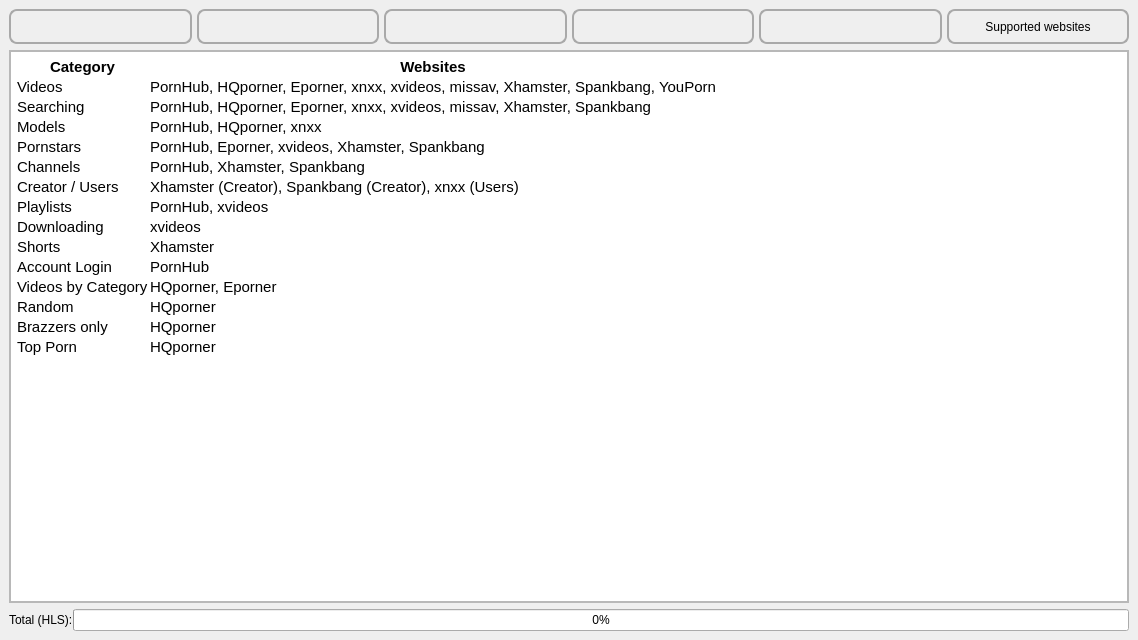
Before: the Qt Designer form src/frontend/UI/form_main_window.ui in EchterAlsFake/Porn_Fetch, drawn with Qt 5.
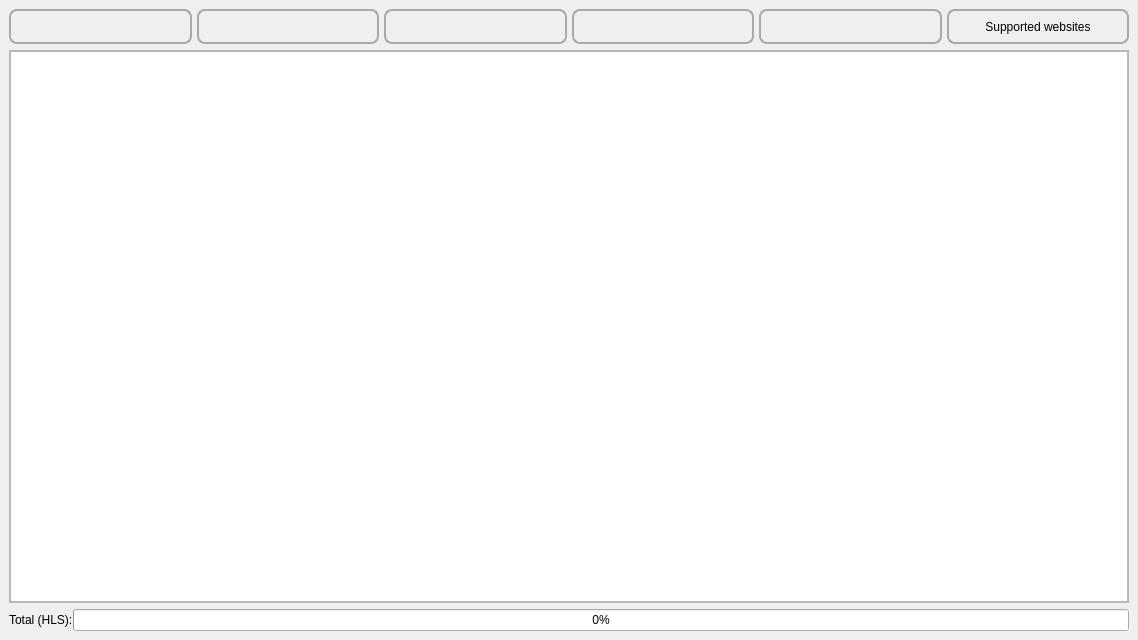
After: the same form once the commit is applied. The open tabs and pages were chosen to show the change.

What changed in the file:
```diff
--- a/src/frontend/UI/form_main_window.ui
+++ b/src/frontend/UI/form_main_window.ui
@@ -3891,8 +3891,8 @@
             <rect>
              <x>0</x>
              <y>0</y>
-             <width>84</width>
-             <height>70</height>
+             <width>1118</width>
+             <height>544</height>
             </rect>
            </property>
            <layout class="QGridLayout" name="gridLayout_20">
@@ -3924,82 +3924,7 @@
 li.unchecked::marker { content: &quot;\2610&quot;; }
 li.checked::marker { content: &quot;\2612&quot;; }
 &lt;/style&gt;&lt;/head&gt;&lt;body style=&quot; font-family:'Sans Serif'; font-size:9pt; font-weight:400; font-style:normal;&quot;&gt;
-&lt;table border=&quot;0&quot; style=&quot; margin-top:0px; margin-bottom:0px; margin-left:0px; margin-right:0px;&quot; cellspacing=&quot;2&quot; cellpadding=&quot;0&quot;&gt;&lt;thead&gt;
-&lt;tr&gt;
-&lt;td&gt;
-&lt;p align=&quot;center&quot; style=&quot; margin-top:0px; margin-bottom:0px; margin-left:0px; margin-right:0px; -qt-block-indent:0; text-indent:0px;&quot;&gt;&lt;span style=&quot; font-family:'Adwaita Sans'; font-size:11pt; font-weight:700;&quot;&gt;Category&lt;/span&gt;&lt;/p&gt;&lt;/td&gt;
-&lt;td&gt;
-&lt;p align=&quot;center&quot; style=&quot; margin-top:0px; margin-bottom:0px; margin-left:0px; margin-right:0px; -qt-block-indent:0; text-indent:0px;&quot;&gt;&lt;span style=&quot; font-family:'Adwaita Sans'; font-size:11pt; font-weight:700;&quot;&gt;Websites&lt;/span&gt;&lt;/p&gt;&lt;/td&gt;&lt;/tr&gt;&lt;/thead&gt;
-&lt;tr&gt;
-&lt;td&gt;
-&lt;p style=&quot; margin-top:0px; margin-bottom:0px; margin-left:0px; margin-right:0px; -qt-block-indent:0; text-indent:0px;&quot;&gt;&lt;span style=&quot; font-family:'Adwaita Sans'; font-size:11pt;&quot;&gt;Videos&lt;/span&gt;&lt;/p&gt;&lt;/td&gt;
-&lt;td&gt;
-&lt;p style=&quot; margin-top:0px; margin-bottom:0px; margin-left:0px; margin-right:0px; -qt-block-indent:0; text-indent:0px;&quot;&gt;&lt;span style=&quot; font-family:'Adwaita Sans'; font-size:11pt;&quot;&gt;PornHub, HQporner, Eporner, xnxx, xvideos, missav, Xhamster, Spankbang, YouPorn&lt;/span&gt;&lt;/p&gt;&lt;/td&gt;&lt;/tr&gt;
-&lt;tr&gt;
-&lt;td&gt;
-&lt;p style=&quot; margin-top:0px; margin-bottom:0px; margin-left:0px; margin-right:0px; -qt-block-indent:0; text-indent:0px;&quot;&gt;&lt;span style=&quot; font-family:'Adwaita Sans'; font-size:11pt;&quot;&gt;Searching&lt;/span&gt;&lt;/p&gt;&lt;/td&gt;
-&lt;td&gt;
-&lt;p style=&quot; margin-top:0px; margin-bottom:0px; margin-left:0px; margin-right:0px; -qt-block-indent:0; text-indent:0px;&quot;&gt;&lt;span style=&quot; font-family:'Adwaita Sans'; font-size:11pt;&quot;&gt;PornHub, HQporner, Eporner, xnxx, xvideos, missav, Xhamster, Spankbang&lt;/span&gt;&lt;/p&gt;&lt;/td&gt;&lt;/tr&gt;
-&lt;tr&gt;
-&lt;td&gt;
-&lt;p style=&quot; margin-top:0px; margin-bottom:0px; margin-left:0px; margin-right:0px; -qt-block-indent:0; text-indent:0px;&quot;&gt;&lt;span style=&quot; font-family:'Adwaita Sans'; font-size:11pt;&quot;&gt;Models&lt;/span&gt;&lt;/p&gt;&lt;/td&gt;
-&lt;td&gt;
-&lt;p style=&quot; margin-top:0px; margin-bottom:0px; margin-left:0px; margin-right:0px; -qt-block-indent:0; text-indent:0px;&quot;&gt;&lt;span style=&quot; font-family:'Adwaita Sans'; font-size:11pt;&quot;&gt;PornHub, HQporner, xnxx&lt;/span&gt;&lt;/p&gt;&lt;/td&gt;&lt;/tr&gt;
-&lt;tr&gt;
-&lt;td&gt;
-&lt;p style=&quot; margin-top:0px; margin-bottom:0px; margin-left:0px; margin-right:0px; -qt-block-indent:0; text-indent:0px;&quot;&gt;&lt;span style=&quot; font-family:'Adwaita Sans'; font-size:11pt;&quot;&gt;Pornstars&lt;/span&gt;&lt;/p&gt;&lt;/td&gt;
-&lt;td&gt;
-&lt;p style=&quot; margin-top:0px; margin-bottom:0px; margin-left:0px; margin-right:0px; -qt-block-indent:0; text-indent:0px;&quot;&gt;&lt;span style=&quot; font-family:'Adwaita Sans'; font-size:11pt;&quot;&gt;PornHub, Eporner, xvideos, Xhamster, Spankbang&lt;/span&gt;&lt;/p&gt;&lt;/td&gt;&lt;/tr&gt;
-&lt;tr&gt;
-&lt;td&gt;
-&lt;p style=&quot; margin-top:0px; margin-bottom:0px; margin-left:0px; margin-right:0px; -qt-block-indent:0; text-indent:0px;&quot;&gt;&lt;span style=&quot; font-family:'Adwaita Sans'; font-size:11pt;&quot;&gt;Channels&lt;/span&gt;&lt;/p&gt;&lt;/td&gt;
-&lt;td&gt;
-&lt;p style=&quot; margin-top:0px; margin-bottom:0px; margin-left:0px; margin-right:0px; -qt-block-indent:0; text-indent:0px;&quot;&gt;&lt;span style=&quot; font-family:'Adwaita Sans'; font-size:11pt;&quot;&gt;PornHub, Xhamster, Spankbang&lt;/span&gt;&lt;/p&gt;&lt;/td&gt;&lt;/tr&gt;
-&lt;tr&gt;
-&lt;td&gt;
-&lt;p style=&quot; margin-top:0px; margin-bottom:0px; margin-left:0px; margin-right:0px; -qt-block-indent:0; text-indent:0px;&quot;&gt;&lt;span style=&quot; font-family:'Adwaita Sans'; font-size:11pt;&quot;&gt;Creator / Users&lt;/span&gt;&lt;/p&gt;&lt;/td&gt;
-&lt;td&gt;
-&lt;p style=&quot; margin-top:0px; margin-bottom:0px; margin-left:0px; margin-right:0px; -qt-block-indent:0; text-indent:0px;&quot;&gt;&lt;span style=&quot; font-family:'Adwaita Sans'; font-size:11pt;&quot;&gt;Xhamster (Creator), Spankbang (Creator), xnxx (Users)&lt;/span&gt;&lt;/p&gt;&lt;/td&gt;&lt;/tr&gt;
-&lt;tr&gt;
-&lt;td&gt;
-&lt;p style=&quot; margin-top:0px; margin-bottom:0px; margin-left:0px; margin-right:0px; -qt-block-indent:0; text-indent:0px;&quot;&gt;&lt;span style=&quot; font-family:'Adwaita Sans'; font-size:11pt;&quot;&gt;Playlists&lt;/span&gt;&lt;/p&gt;&lt;/td&gt;
-&lt;td&gt;
-&lt;p style=&quot; margin-top:0px; margin-bottom:0px; margin-left:0px; margin-right:0px; -qt-block-indent:0; text-indent:0px;&quot;&gt;&lt;span style=&quot; font-family:'Adwaita Sans'; font-size:11pt;&quot;&gt;PornHub, xvideos&lt;/span&gt;&lt;/p&gt;&lt;/td&gt;&lt;/tr&gt;
-&lt;tr&gt;
-&lt;td&gt;
-&lt;p style=&quot; margin-top:0px; margin-bottom:0px; margin-left:0px; margin-right:0px; -qt-block-indent:0; text-indent:0px;&quot;&gt;&lt;span style=&quot; font-family:'Adwaita Sans'; font-size:11pt;&quot;&gt;Downloading&lt;/span&gt;&lt;/p&gt;&lt;/td&gt;
-&lt;td&gt;
-&lt;p style=&quot; margin-top:0px; margin-bottom:0px; margin-left:0px; margin-right:0px; -qt-block-indent:0; text-indent:0px;&quot;&gt;&lt;span style=&quot; font-family:'Adwaita Sans'; font-size:11pt;&quot;&gt;xvideos&lt;/span&gt;&lt;/p&gt;&lt;/td&gt;&lt;/tr&gt;
-&lt;tr&gt;
-&lt;td&gt;
-&lt;p style=&quot; margin-top:0px; margin-bottom:0px; margin-left:0px; margin-right:0px; -qt-block-indent:0; text-indent:0px;&quot;&gt;&lt;span style=&quot; font-family:'Adwaita Sans'; font-size:11pt;&quot;&gt;Shorts&lt;/span&gt;&lt;/p&gt;&lt;/td&gt;
-&lt;td&gt;
-&lt;p style=&quot; margin-top:0px; margin-bottom:0px; margin-left:0px; margin-right:0px; -qt-block-indent:0; text-indent:0px;&quot;&gt;&lt;span style=&quot; font-family:'Adwaita Sans'; font-size:11pt;&quot;&gt;Xhamster&lt;/span&gt;&lt;/p&gt;&lt;/td&gt;&lt;/tr&gt;
-&lt;tr&gt;
-&lt;td&gt;
-&lt;p style=&quot; margin-top:0px; margin-bottom:0px; margin-left:0px; margin-right:0px; -qt-block-indent:0; text-indent:0px;&quot;&gt;&lt;span style=&quot; font-family:'Adwaita Sans'; font-size:11pt;&quot;&gt;Account Login&lt;/span&gt;&lt;/p&gt;&lt;/td&gt;
-&lt;td&gt;
-&lt;p style=&quot; margin-top:0px; margin-bottom:0px; margin-left:0px; margin-right:0px; -qt-block-indent:0; text-indent:0px;&quot;&gt;&lt;span style=&quot; font-family:'Adwaita Sans'; font-size:11pt;&quot;&gt;PornHub&lt;/span&gt;&lt;/p&gt;&lt;/td&gt;&lt;/tr&gt;
-&lt;tr&gt;
-&lt;td&gt;
-&lt;p style=&quot; margin-top:0px; margin-bottom:0px; margin-left:0px; margin-right:0px; -qt-block-indent:0; text-indent:0px;&quot;&gt;&lt;span style=&quot; font-family:'Adwaita Sans'; font-size:11pt;&quot;&gt;Videos by Category&lt;/span&gt;&lt;/p&gt;&lt;/td&gt;
-&lt;td&gt;
-&lt;p style=&quot; margin-top:0px; margin-bottom:0px; margin-left:0px; margin-right:0px; -qt-block-indent:0; text-indent:0px;&quot;&gt;&lt;span style=&quot; font-family:'Adwaita Sans'; font-size:11pt;&quot;&gt;HQporner, Eporner&lt;/span&gt;&lt;/p&gt;&lt;/td&gt;&lt;/tr&gt;
-&lt;tr&gt;
-&lt;td&gt;
-&lt;p style=&quot; margin-top:0px; margin-bottom:0px; margin-left:0px; margin-right:0px; -qt-block-indent:0; text-indent:0px;&quot;&gt;&lt;span style=&quot; font-family:'Adwaita Sans'; font-size:11pt;&quot;&gt;Random&lt;/span&gt;&lt;/p&gt;&lt;/td&gt;
-&lt;td&gt;
-&lt;p style=&quot; margin-top:0px; margin-bottom:0px; margin-left:0px; margin-right:0px; -qt-block-indent:0; text-indent:0px;&quot;&gt;&lt;span style=&quot; font-family:'Adwaita Sans'; font-size:11pt;&quot;&gt;HQporner&lt;/span&gt;&lt;/p&gt;&lt;/td&gt;&lt;/tr&gt;
-&lt;tr&gt;
-&lt;td&gt;
-&lt;p style=&quot; margin-top:0px; margin-bottom:0px; margin-left:0px; margin-right:0px; -qt-block-indent:0; text-indent:0px;&quot;&gt;&lt;span style=&quot; font-family:'Adwaita Sans'; font-size:11pt;&quot;&gt;Brazzers only&lt;/span&gt;&lt;/p&gt;&lt;/td&gt;
-&lt;td&gt;
-&lt;p style=&quot; margin-top:0px; margin-bottom:0px; margin-left:0px; margin-right:0px; -qt-block-indent:0; text-indent:0px;&quot;&gt;&lt;span style=&quot; font-family:'Adwaita Sans'; font-size:11pt;&quot;&gt;HQporner&lt;/span&gt;&lt;/p&gt;&lt;/td&gt;&lt;/tr&gt;
-&lt;tr&gt;
-&lt;td&gt;
-&lt;p style=&quot; margin-top:0px; margin-bottom:0px; margin-left:0px; margin-right:0px; -qt-block-indent:0; text-indent:0px;&quot;&gt;&lt;span style=&quot; font-family:'Adwaita Sans'; font-size:11pt;&quot;&gt;Top Porn&lt;/span&gt;&lt;/p&gt;&lt;/td&gt;
-&lt;td&gt;
-&lt;p style=&quot; margin-top:0px; margin-bottom:0px; margin-left:0px; margin-right:0px; -qt-block-indent:0; text-indent:0px;&quot;&gt;&lt;span style=&quot; font-family:'Adwaita Sans'; font-size:11pt;&quot;&gt;HQporner&lt;/span&gt;&lt;/p&gt;&lt;/td&gt;&lt;/tr&gt;&lt;/table&gt;&lt;/body&gt;&lt;/html&gt;</string>
+&lt;p style=&quot;-qt-paragraph-type:empty; margin-top:0px; margin-bottom:0px; margin-left:0px; margin-right:0px; -qt-block-indent:0; text-indent:0px;&quot;&gt;&lt;br /&gt;&lt;/p&gt;&lt;/body&gt;&lt;/html&gt;</string>
               </property>
               <property name="openExternalLinks">
                <bool>true</bool>
```
Left out of the diff: 36 changed lines with no effect on the pictures.
